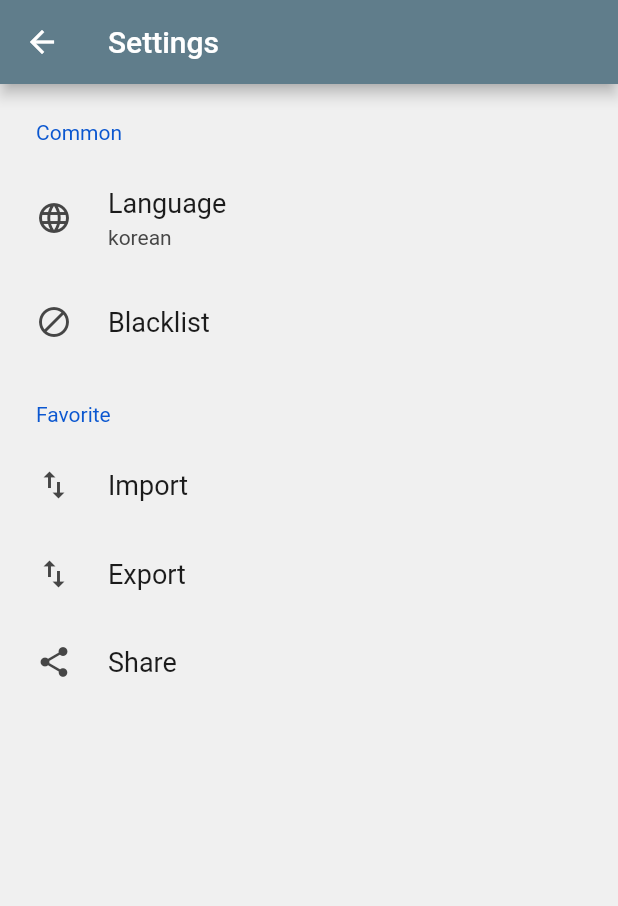
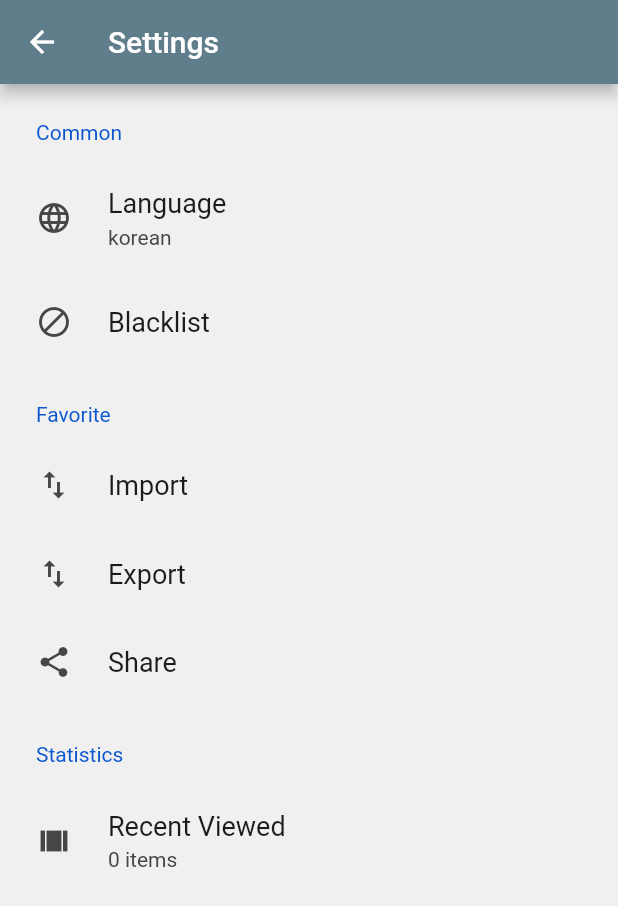
Before and after one commit to HitomiViewer/flutter, a Flutter app: the SettingScreen screen opened by its route, on a phone screen of 412 x 824 dp. Shown: the top 906 px of the screen. Run offline on Flutter 3.47's test engine with Material 2 defaults, Android fonts, the phone set to English and light mode, and no system bars; drawn by our look-alikes of settings_ui; our stand-ins replace auto_route, cached_network_image, flutter_expandable_fab, flutter_svg, scroll_to_index, share_plus and 1 more; missing offline and left inert: prompt_dialog; accounts and stored records are empty; network calls fail.

Commit message:
add recent views

```diff
--- a/lib/app_router.dart
+++ b/lib/app_router.dart
@@ -11,6 +11,7 @@ class AppRouter extends $AppRouter {
   List<AutoRoute> get routes => [
         AutoRoute(path: '/', page: HomeRoute.page, initial: true),
         AutoRoute(path: '/hitomi', page: HitomiRoute.page),
+        AutoRoute(path: '/hitomi/ids', page: IdRoute.page),
         AutoRoute(path: '/hitomi/:id', page: HitomiReaderRoute.page),
         AutoRoute(path: '/settings', page: SettingRoute.page),
         AutoRoute(path: '/settings/blacklist', page: BlacklistRoute.page)
--- a/lib/screens/settings.dart
+++ b/lib/screens/settings.dart
@@ -3,6 +3,7 @@ import 'dart:convert';
 import 'package:auto_route/auto_route.dart';
 import 'package:flutter/material.dart';
 import 'package:flutter/services.dart';
+import 'package:hitomiviewer/app_router.gr.dart';
 import 'package:prompt_dialog/prompt_dialog.dart';
 import 'package:provider/provider.dart';
 import 'package:settings_ui/settings_ui.dart';
@@ -96,6 +97,19 @@ class _SettingScreenState extends State<SettingScreen> {
               ),
             ],
           ),
+          SettingsSection(
+            title: const Text('Statistics'),
+            tiles: [
+              SettingsTile(
+                leading: const Icon(Icons.view_array),
+                title: const Text('Recent Viewed'),
+                description:
+                    Text('${context.watch<Store>().recent.length} items'),
+                onPressed: (context) => context.router
+                    .push(IdRoute(ids: context.watch<Store>().recent)),
+              ),
+            ],
+          )
           // SettingsSection(
           //   title: const Text('Viewer'),
           //   tiles: <SettingsTile>[
--- a/lib/store.dart
+++ b/lib/store.dart
@@ -12,6 +12,9 @@ class Store extends ChangeNotifier {
           prefs.getStringList('favorite')?.map((e) => int.parse(e)).toList() ??
               favorite;
       blacklist = prefs.getStringList('blacklist') ?? blacklist;
+      recent =
+          prefs.getStringList('recent')?.map((e) => int.parse(e)).toList() ??
+              recent;
 
       favorite.sort((a, b) => b.compareTo(a));
 
@@ -94,4 +97,13 @@ class Store extends ChangeNotifier {
     _prefs?.setStringList('blacklist', blacklist);
     notifyListeners();
   }
+
+  var recent = <int>[];
+  addRecent(int id) {
+    recent.remove(id);
+    recent.insert(0, id);
+    _prefs?.setStringList(
+        'recent', recent.map((e) => e.toString()).toList().sublist(0, 100));
+    notifyListeners();
+  }
 }
```
Also changed, not shown: lib/screens/idlist.dart (added, +77 -0 lines), lib/app_router.gr.dart.
